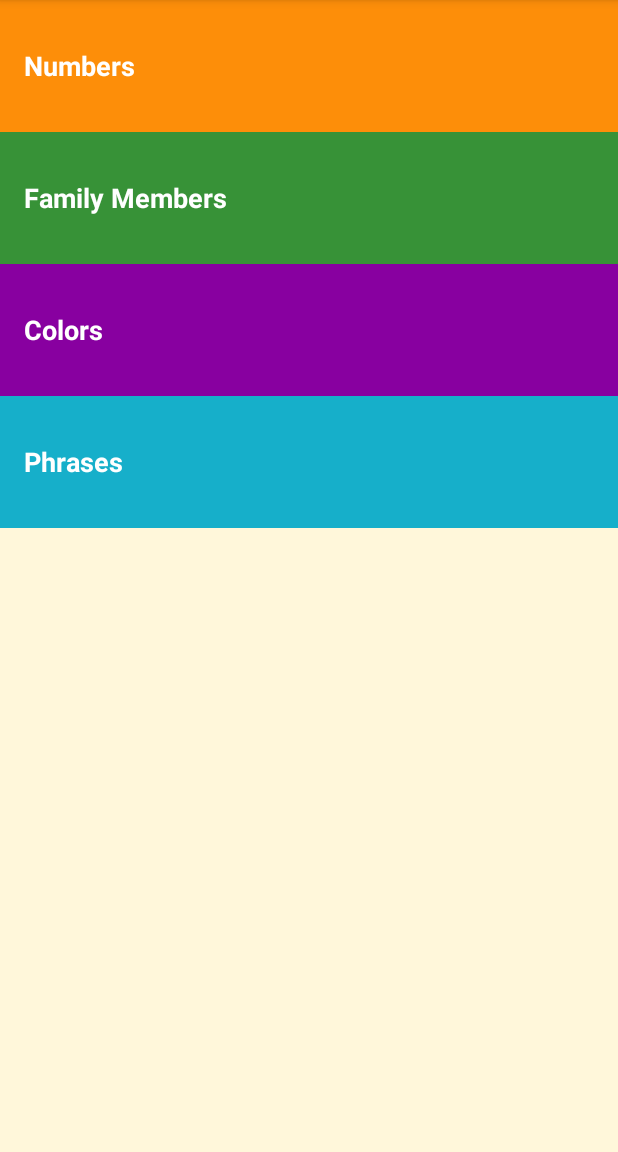
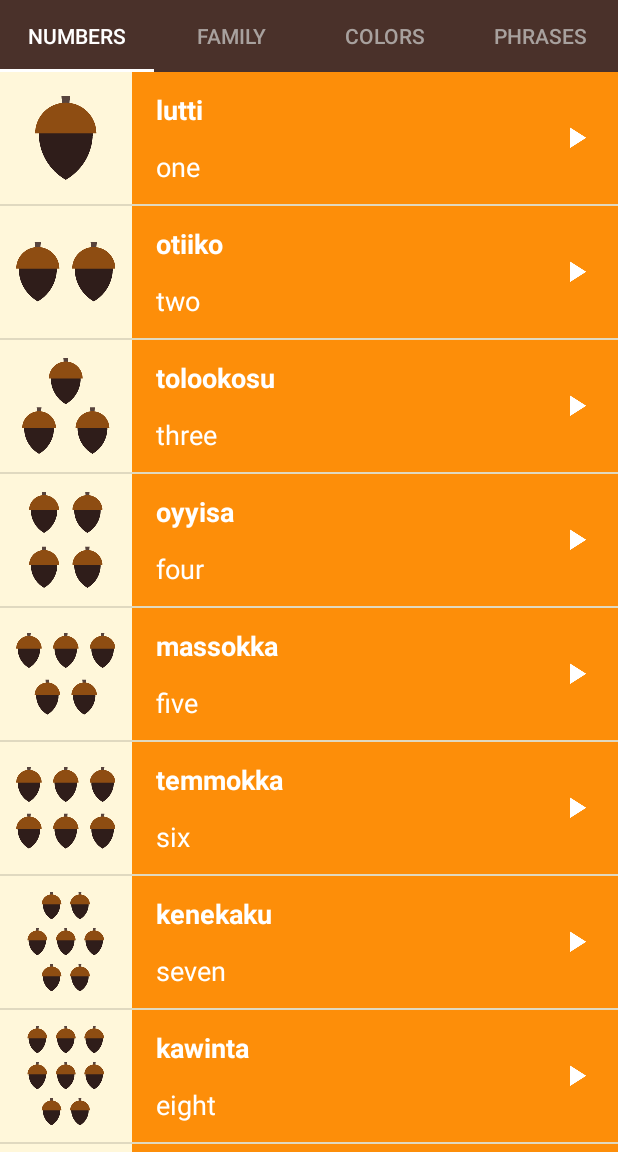
Before and after one commit to ManoelCortesMendez/miwok-app, an Android app: the screen it shows after launch (MainActivity), on a phone screen of 412 x 824 dp, the part 84-1236 px from its top. Run offline under Robolectric (Android 15) with nearby library versions, the phone set to English and light mode, and no system bars.

Commit message:
Refactor activities into tabbed fragments

```diff
--- /dev/null
+++ b/app/src/main/java/com/example/android/miwok/CategoryAdapter.java
@@ -0,0 +1,52 @@
+package com.example.android.miwok;
+
+import android.content.Context;
+import android.support.v4.app.Fragment;
+import android.support.v4.app.FragmentManager;
+import android.support.v4.app.FragmentPagerAdapter;
+import android.support.v4.content.ContextCompat;
+
+public class CategoryAdapter extends FragmentPagerAdapter {
+
+    private Context mContext;
+
+    public CategoryAdapter(Context context, FragmentManager fragmentManager) {
+        super(fragmentManager);
+        mContext = context;
+    }
+
+    @Override
+    public Fragment getItem(int position) {
+        switch (position) {
+            case 0:
+                return new NumbersFragment();
+            case 1:
+                return new FamilyFragment();
+            case 2:
+                return new ColorsFragment();
+            case 3:
+                return new PhrasesFragment();
+        }
+        return null;
+    }
+
+    @Override
+    public int getCount() {
+        return 4;
+    }
+
+    @Override
+    public CharSequence getPageTitle(int position) {
+        switch (position) {
+            case 0:
+                return mContext.getString(R.string.category_numbers);
+            case 1:
+                return mContext.getString(R.string.category_family);
+            case 2:
+                return mContext.getString(R.string.category_colors);
+            case 3:
+                return mContext.getString(R.string.category_phrases);
+        }
+        return null;
+    }
+}
--- a/app/src/main/java/com/example/android/miwok/FamilyActivity.java
+++ b/app/src/main/java/com/example/android/miwok/FamilyFragment.java
@@ -1,28 +1,29 @@
 package com.example.android.miwok;
+
 
 import android.content.Context;
 import android.media.AudioManager;
 import android.media.MediaPlayer;
-import android.support.v7.app.AppCompatActivity;
 import android.os.Bundle;
+import android.support.v4.app.Fragment;
+import android.view.LayoutInflater;
 import android.view.View;
+import android.view.ViewGroup;
 import android.widget.AdapterView;
 import android.widget.ListView;
+import android.widget.TextView;
 
 import java.util.ArrayList;
 
-public class FamilyActivity extends AppCompatActivity {
+/**
+ * A simple {@link Fragment} subclass.
+ */
+public class FamilyFragment extends Fragment {
 
-    MediaPlayer mMediaPlayer;
+    // Global variables
+    private MediaPlayer mMediaPlayer;
 
     private AudioManager mAudioManager;
-
-    private MediaPlayer.OnCompletionListener mOnCompletionListener = new MediaPlayer.OnCompletionListener() {
-        @Override
-        public void onCompletion(MediaPlayer mediaPlayer) {
-            releaseMediaPlayer();
-        }
-    };
 
     private AudioManager.OnAudioFocusChangeListener mOnAudioFocusChangeListener = new AudioManager.OnAudioFocusChangeListener() {
         @Override
@@ -39,12 +40,23 @@ public class FamilyActivity extends AppCompatActivity {
         }
     };
 
+    private MediaPlayer.OnCompletionListener mOnCompletionListener = new MediaPlayer.OnCompletionListener() {
+        @Override
+        public void onCompletion(MediaPlayer mediaPlayer) {
+            releaseMediaPlayer();
+        }
+    };
+
+    public FamilyFragment() {
+        // Required empty public constructor
+    }
+
     @Override
-    protected void onCreate(Bundle savedInstanceState) {
-        super.onCreate(savedInstanceState);
-        setContentView(R.layout.word_list);
+    public View onCreateView(LayoutInflater inflater, ViewGroup container,
+                             Bundle savedInstanceState) {
+        View rootView = inflater.inflate(R.layout.word_list, container, false);
 
-        mAudioManager = (AudioManager) getSystemService(Context.AUDIO_SERVICE);
+        mAudioManager = (AudioManager) getActivity().getSystemService(Context.AUDIO_SERVICE);
 
         // Create list of numbers
         final ArrayList<Word> family = new ArrayList<Word>();
@@ -61,8 +73,8 @@ public class FamilyActivity extends AppCompatActivity {
         family.add(new Word("grandfather", "paapa", R.drawable.family_grandfather, R.raw.family_grandfather));
 
         // Display list in a recyclable fashion
-        WordAdapter adapter = new WordAdapter(this, family, R.color.category_family);
-        ListView listView = (ListView) findViewById(R.id.list);
+        WordAdapter adapter = new WordAdapter(getActivity(), family, R.color.category_family);
+        ListView listView = (ListView) rootView.findViewById(R.id.list);
         listView.setAdapter(adapter);
 
         // Play audio on tap
@@ -74,20 +86,17 @@ public class FamilyActivity extends AppCompatActivity {
                 int result = mAudioManager.requestAudioFocus(mOnAudioFocusChangeListener, AudioManager.STREAM_MUSIC, AudioManager.AUDIOFOCUS_GAIN_TRANSIENT);
 
                 if (result == AudioManager.AUDIOFOCUS_REQUEST_GRANTED) {
-                    mMediaPlayer = MediaPlayer.create(FamilyActivity.this, family.get(position).getmAudioResourceId());
+                    mMediaPlayer = MediaPlayer.create(getActivity(), family.get(position).getmAudioResourceId());
                     mMediaPlayer.start();
                     mMediaPlayer.setOnCompletionListener(mOnCompletionListener);
                 }
             }
         });
+
+        return rootView;
     }
 
-    @Override
-    protected void onStop() {
-        super.onStop();
-        releaseMediaPlayer();
-    }
-
+    // Methods
     private void releaseMediaPlayer() {
         if (mMediaPlayer != null) {
             mMediaPlayer.release();
@@ -95,4 +104,11 @@ public class FamilyActivity extends AppCompatActivity {
             mAudioManager.abandonAudioFocus(mOnAudioFocusChangeListener);
         }
     }
+
+    @Override
+    public void onStop() {
+        super.onStop();
+        releaseMediaPlayer();
+    }
+
 }
--- a/app/src/main/java/com/example/android/miwok/MainActivity.java
+++ b/app/src/main/java/com/example/android/miwok/MainActivity.java
@@ -17,6 +17,8 @@ package com.example.android.miwok;
 
 import android.content.Intent;
 import android.os.Bundle;
+import android.support.design.widget.TabLayout;
+import android.support.v4.view.ViewPager;
 import android.support.v7.app.AppCompatActivity;
 import android.view.View;
 import android.widget.TextView;
@@ -30,48 +32,11 @@ public class MainActivity extends AppCompatActivity {
         // Set the content of the activity to use the activity_main.xml layout file
         setContentView(R.layout.activity_main);
 
-        // Get view that corresponds to the Numbers activity
-        TextView numbers = (TextView) findViewById(R.id.numbers);
+        ViewPager viewPager = (ViewPager) findViewById(R.id.viewpager);
+        CategoryAdapter categoryAdapter = new CategoryAdapter(this, getSupportFragmentManager());
+        viewPager.setAdapter(categoryAdapter);
 
-        numbers.setOnClickListener(new View.OnClickListener() {
-            @Override
-            public void onClick(View view) {
-                Intent numbersIntent = new Intent(MainActivity.this, NumbersActivity.class);
-                startActivity(numbersIntent);
-            }
-        });
-
-        // Get view that corresponds to the Colors activity
-        TextView colors = (TextView) findViewById(R.id.colors);
-
-        colors.setOnClickListener(new View.OnClickListener() {
-            @Override
-            public void onClick(View view) {
-                Intent colorsIntent = new Intent(MainActivity.this, ColorsActivity.class);
-                startActivity(colorsIntent);
-            }
-        });
-
-        // Get view that corresponds to the Family activity
-        TextView family = (TextView) findViewById(R.id.family);
-
-        family.setOnClickListener(new View.OnClickListener() {
-            @Override
-            public void onClick(View view) {
-                Intent familyIntent = new Intent(MainActivity.this, FamilyActivity.class);
-                startActivity(familyIntent);
-            }
-        });
-
-        // Get view that corresponds to the Phrases activity
-        TextView phrases = (TextView) findViewById(R.id.phrases);
-
-        phrases.setOnClickListener(new View.OnClickListener() {
-            @Override
-            public void onClick(View view) {
-                Intent phrasesIntent = new Intent(MainActivity.this, PhrasesActivity.class);
-                startActivity(phrasesIntent);
-            }
-        });
+        TabLayout tabLayout = (TabLayout) findViewById(R.id.tabs);
+        tabLayout.setupWithViewPager(viewPager);
     }
 }
--- a/app/src/main/java/com/example/android/miwok/NumbersActivity.java
+++ b/app/src/main/java/com/example/android/miwok/NumbersFragment.java
@@ -1,28 +1,28 @@
 package com.example.android.miwok;
+
 
 import android.content.Context;
 import android.media.AudioManager;
 import android.media.MediaPlayer;
-import android.support.v7.app.AppCompatActivity;
 import android.os.Bundle;
+import android.support.v4.app.Fragment;
+import android.view.LayoutInflater;
 import android.view.View;
+import android.view.ViewGroup;
 import android.widget.AdapterView;
 import android.widget.ListView;
 
 import java.util.ArrayList;
 
-public class NumbersActivity extends AppCompatActivity {
+/**
+ * A simple {@link Fragment} subclass.
+ */
+public class NumbersFragment extends Fragment {
 
+    // Global variables
     private MediaPlayer mMediaPlayer;
 
     private AudioManager mAudioManager;
-
-    private MediaPlayer.OnCompletionListener mOnCompletionListener = new MediaPlayer.OnCompletionListener() {
-        @Override
-        public void onCompletion(MediaPlayer mediaPlayer) {
-            releaseMediaPlayer();
-        }
-    };
 
     private AudioManager.OnAudioFocusChangeListener mOnAudioFocusChangeListener = new AudioManager.OnAudioFocusChangeListener() {
         @Override
@@ -39,12 +39,25 @@ public class NumbersActivity extends AppCompatActivity {
         }
     };
 
+    private MediaPlayer.OnCompletionListener mOnCompletionListener = new MediaPlayer.OnCompletionListener() {
+        @Override
+        public void onCompletion(MediaPlayer mediaPlayer) {
+            releaseMediaPlayer();
+        }
+    };
+
+
+    public NumbersFragment() {
+        // Required empty public constructor
+    }
+
+    // Constructor
     @Override
-    protected void onCreate(Bundle savedInstanceState) {
-        super.onCreate(savedInstanceState);
-            setContentView(R.layout.word_list);
+    public View onCreateView(LayoutInflater inflater, ViewGroup container,
+                             Bundle savedInstanceState) {
+        View rootView = inflater.inflate(R.layout.word_list, container, false);
 
-            mAudioManager = (AudioManager) getSystemService(Context.AUDIO_SERVICE);
+        mAudioManager = (AudioManager) getActivity().getSystemService(Context.AUDIO_SERVICE);
 
         // Create list of numbers
         final ArrayList<Word> words = new ArrayList<Word>();
@@ -61,8 +74,8 @@ public class NumbersActivity extends AppCompatActivity {
         words.add(new Word("ten", "na’aacha", R.drawable.number_ten, R.raw.number_ten));
 
         // Display list in a recyclable fashion
-        WordAdapter adapter = new WordAdapter(this, words, R.color.category_numbers);
-        ListView listView = (ListView) findViewById(R.id.list);
+        WordAdapter adapter = new WordAdapter(getActivity(), words, R.color.category_numbers);
+        ListView listView = (ListView) rootView.findViewById(R.id.list);
         listView.setAdapter(adapter);
 
         // Play audio on tap
@@ -74,20 +87,17 @@ public class NumbersActivity extends AppCompatActivity {
                 int result = mAudioManager.requestAudioFocus(mOnAudioFocusChangeListener, AudioManager.STREAM_MUSIC, AudioManager.AUDIOFOCUS_GAIN_TRANSIENT);
 
                 if (result == AudioManager.AUDIOFOCUS_REQUEST_GRANTED) {
-                    mMediaPlayer = MediaPlayer.create(NumbersActivity.this, words.get(position).getmAudioResourceId());
+                    mMediaPlayer = MediaPlayer.create(getActivity(), words.get(position).getmAudioResourceId());
                     mMediaPlayer.start();
                     mMediaPlayer.setOnCompletionListener(mOnCompletionListener);
                 }
             }
         });
+
+        return rootView;
     }
 
-    @Override
-    protected void onStop() {
-        super.onStop();
-        releaseMediaPlayer();
-    }
-
+    // Methods
     private void releaseMediaPlayer() {
         if (mMediaPlayer != null) {
             mMediaPlayer.release();
@@ -95,4 +105,10 @@ public class NumbersActivity extends AppCompatActivity {
             mAudioManager.abandonAudioFocus(mOnAudioFocusChangeListener);
         }
     }
+
+    @Override
+    public void onStop() {
+        super.onStop();
+        releaseMediaPlayer();
+    }
 }
--- a/app/src/main/res/layout/activity_main.xml
+++ b/app/src/main/res/layout/activity_main.xml
@@ -3,55 +3,19 @@
     xmlns:tools="http://schemas.android.com/tools"
     android:layout_width="match_parent"
     android:layout_height="match_parent"
-    android:background="@color/tan_background"
+    android:background="@color/primary_color"
     android:orientation="vertical"
     tools:context="com.example.android.miwok.MainActivity">
 
-    <!-- Numbers category -->
-    <FrameLayout
+    <android.support.design.widget.TabLayout
+        android:id="@+id/tabs"
+        style="@style/CategoryTab"
         android:layout_width="match_parent"
-        android:layout_height="wrap_content"
-        android:background="@color/category_numbers">
-        <TextView
-            android:id="@+id/numbers"
-            style="@style/CategoryStyle"
-            android:background="?android:attr/selectableItemBackground"
-            android:text="@string/category_numbers" />
-    </FrameLayout>
+        android:layout_height="wrap_content" />
 
-    <!-- Family category -->
-    <FrameLayout
+    <android.support.v4.view.ViewPager
+        android:id="@+id/viewpager"
         android:layout_width="match_parent"
-        android:layout_height="wrap_content"
-        android:background="@color/category_family">
-        <TextView
-            android:id="@+id/family"
-            style="@style/CategoryStyle"
-            android:background="?android:attr/selectableItemBackground"
-            android:text="@string/category_family" />
-    </FrameLayout>
+        android:layout_height="match_parent"/>
 
-    <!-- Colors category -->
-    <FrameLayout
-        android:layout_width="match_parent"
-        android:layout_height="wrap_content"
-        android:background="@color/category_colors">
-        <TextView
-            android:id="@+id/colors"
-            style="@style/CategoryStyle"
-            android:background="?android:attr/selectableItemBackground"
-            android:text="@string/category_colors" />
-    </FrameLayout>
-
-    <!-- Phrases category -->
-    <FrameLayout
-        android:layout_width="match_parent"
-        android:layout_height="wrap_content"
-        android:background="@color/category_phrases">
-        <TextView
-            android:id="@+id/phrases"
-            style="@style/CategoryStyle"
-            android:background="?android:attr/selectableItemBackground"
-            android:text="@string/category_phrases" />
-    </FrameLayout>
 </LinearLayout>
--- a/app/src/main/res/values/strings.xml
+++ b/app/src/main/res/values/strings.xml
@@ -26,6 +26,6 @@
     <string name="category_numbers">Numbers</string>
 
     <!-- Category name for the vocabulary words for family members [CHAR LIMIT=20] -->
-    <string name="category_family">Family Members</string>
+    <string name="category_family">Family</string>
     <string name="image_description">Visual representation of word</string>
 </resources>
--- a/app/src/main/res/values/styles.xml
+++ b/app/src/main/res/values/styles.xml
@@ -1,33 +1,29 @@
-<!-- Copyright (C) 2016 The Android Open Source Project
-
-     Licensed under the Apache License, Version 2.0 (the "License");
-     you may not use this file except in compliance with the License.
-     You may obtain a copy of the License at
-
-          http://www.apache.org/licenses/LICENSE-2.0
-
-     Unless required by applicable law or agreed to in writing, software
-     distributed under the License is distributed on an "AS IS" BASIS,
-     WITHOUT WARRANTIES OR CONDITIONS OF ANY KIND, either express or implied.
-     See the License for the specific language governing permissions and
-     limitations under the License.
--->
 <resources>
 
     <!-- Base application theme. -->
     <style name="AppTheme" parent="Theme.AppCompat.Light.DarkActionBar">
         <item name="colorPrimary">@color/primary_color</item>
         <item name="colorPrimaryDark">@color/primary_dark_color</item>
+        <item name="actionBarStyle">@style/MiwokAppBarStyle</item>
+        <item name="android:windowContentOverlay">@null</item>
     </style>
 
-    <!-- Style for a category of vocabulary words -->
-    <style name="CategoryStyle">
-        <item name="android:layout_width">match_parent</item>
-        <item name="android:layout_height">@dimen/list_item_height</item>
-        <item name="android:gravity">center_vertical</item>
-        <item name="android:padding">16dp</item>
-        <item name="android:textColor">@android:color/white</item>
-        <item name="android:textStyle">bold</item>
-        <item name="android:textAppearance">?android:textAppearanceMedium</item>
+    <!-- App bar style -->
+    <style name="MiwokAppBarStyle"
+        parent="@style/Widget.AppCompat.Light.ActionBar.Solid.Inverse">
+        <!-- Remove the shadow below the app bar -->
+        <item name="elevation">0dp</item>
+    </style>
+
+    <!-- Style for a tab that displays a category name -->
+    <style name="CategoryTab" parent="Widget.Design.TabLayout">
+        <item name="tabIndicatorColor">@android:color/white</item>
+        <item name="tabSelectedTextColor">@android:color/white</item>
+        <item name="tabTextAppearance">@style/CategoryTabTextAppearance</item>
+    </style>
+
+    <!-- Text appearance style for a category tab -->
+    <style name="CategoryTabTextAppearance" parent="TextAppearance.Design.Tab">
+        <item name="android:textColor">#A8A19E</item>
     </style>
 </resources>
```
Also changed, not shown: app/src/main/AndroidManifest.xml (+0 -16 lines), app/src/main/java/com/example/android/miwok/ColorsFragment.java (renamed from app/src/main/java/com/example/android/miwok/ColorsActivity.java, +41 -23 lines), app/src/main/java/com/example/android/miwok/PhrasesFragment.java (renamed from app/src/main/java/com/example/android/miwok/PhrasesActivity.java, +26 -12 lines).
